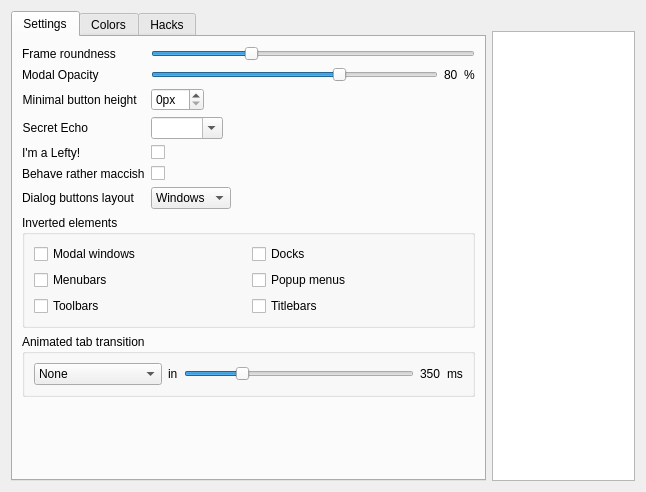
Before: the Qt Designer form config/config.ui in luebking/virtuality, drawn with Qt 5.
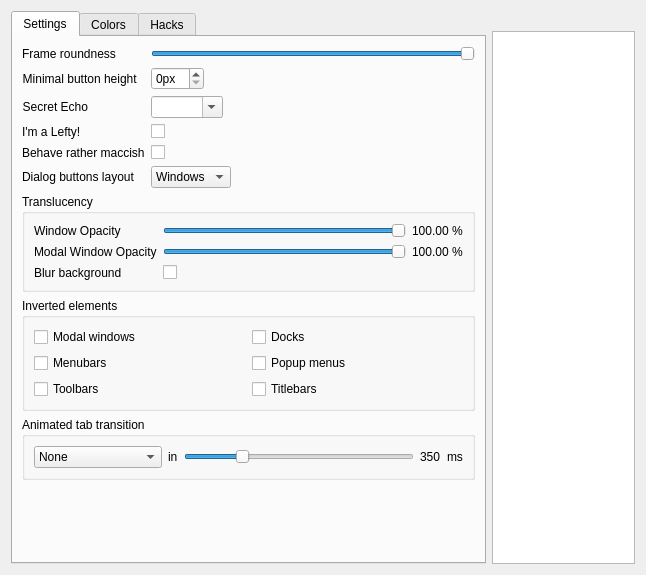
After: the same form once the commit is applied.

Commit message: allow to configure FULL window opacity (NETWM hint) and blurring (on KWin)

```diff
--- a/config/config.ui
+++ b/config/config.ui
@@ -7,7 +7,7 @@
     <x>0</x>
     <y>0</y>
     <width>646</width>
-    <height>492</height>
+    <height>575</height>
    </rect>
   </property>
   <property name="sizePolicy">
@@ -37,7 +37,7 @@
       </attribute>
       <layout class="QVBoxLayout" name="verticalLayout_4">
        <item>
-        <layout class="QFormLayout" name="formLayout">
+        <layout class="QFormLayout" name="formLayout_2">
          <property name="fieldGrowthPolicy">
           <enum>QFormLayout::ExpandingFieldsGrow</enum>
          </property>
@@ -51,16 +51,16 @@
          <item row="0" column="1">
           <widget class="QSlider" name="roundness">
            <property name="maximum">
-            <number>20</number>
+            <number>40</number>
            </property>
            <property name="pageStep">
             <number>4</number>
            </property>
            <property name="value">
-            <number>6</number>
+            <number>40</number>
            </property>
            <property name="sliderPosition">
-            <number>6</number>
+            <number>40</number>
            </property>
            <property name="orientation">
             <enum>Qt::Horizontal</enum>
@@ -68,62 +68,6 @@
           </widget>
          </item>
          <item row="1" column="0">
-          <widget class="QLabel" name="label_34">
-           <property name="text">
-            <string>Modal Opacity</string>
-           </property>
-          </widget>
-         </item>
-         <item row="1" column="1">
-          <layout class="QHBoxLayout" name="_2">
-           <item>
-            <widget class="QSlider" name="modalOpacity">
-             <property name="minimum">
-              <number>40</number>
-             </property>
-             <property name="maximum">
-              <number>100</number>
-             </property>
-             <property name="singleStep">
-              <number>10</number>
-             </property>
-             <property name="value">
-              <number>80</number>
-             </property>
-             <property name="orientation">
-              <enum>Qt::Horizontal</enum>
-             </property>
-            </widget>
-           </item>
-           <item>
-            <widget class="QLabel" name="label_32">
-             <property name="sizePolicy">
-              <sizepolicy hsizetype="Maximum" vsizetype="Preferred">
-               <horstretch>0</horstretch>
-               <verstretch>0</verstretch>
-              </sizepolicy>
-             </property>
-             <property name="text">
-              <string>80</string>
-             </property>
-            </widget>
-           </item>
-           <item>
-            <widget class="QLabel" name="label_33">
-             <property name="sizePolicy">
-              <sizepolicy hsizetype="Maximum" vsizetype="Preferred">
-               <horstretch>0</horstretch>
-               <verstretch>0</verstretch>
-              </sizepolicy>
-             </property>
-             <property name="text">
-              <string>%</string>
-             </property>
-            </widget>
-           </item>
-          </layout>
-         </item>
-         <item row="2" column="0">
           <widget class="QLabel" name="label_41">
            <property name="text">
             <string>Minimal button height </string>
@@ -133,14 +77,14 @@
            </property>
           </widget>
          </item>
-         <item row="2" column="1">
+         <item row="1" column="1">
           <widget class="QSpinBox" name="btnMinHeight">
            <property name="suffix">
             <string>px</string>
            </property>
           </widget>
          </item>
-         <item row="3" column="0">
+         <item row="2" column="0">
           <widget class="QLabel" name="label_17">
            <property name="font">
             <font>
@@ -156,7 +100,7 @@
            </property>
           </widget>
          </item>
-         <item row="3" column="1">
+         <item row="2" column="1">
           <widget class="QComboBox" name="pwEchoChar">
            <property name="sizePolicy">
             <sizepolicy hsizetype="Preferred" vsizetype="Fixed">
@@ -178,14 +122,14 @@
            </property>
           </widget>
          </item>
-         <item row="4" column="0">
+         <item row="3" column="0">
           <widget class="QLabel" name="label_54">
            <property name="text">
             <string>I'm a Lefty!</string>
            </property>
           </widget>
          </item>
-         <item row="4" column="1">
+         <item row="3" column="1">
           <widget class="QCheckBox" name="leftHanded">
            <property name="font">
             <font>
@@ -198,14 +142,14 @@
            </property>
           </widget>
          </item>
-         <item row="5" column="0">
+         <item row="4" column="0">
           <widget class="QLabel" name="label_53">
            <property name="text">
             <string>Behave rather maccish</string>
            </property>
           </widget>
          </item>
-         <item row="5" column="1">
+         <item row="4" column="1">
           <widget class="QCheckBox" name="macStyle">
            <property name="font">
             <font>
@@ -218,14 +162,14 @@
            </property>
           </widget>
          </item>
-         <item row="6" column="0">
+         <item row="5" column="0">
           <widget class="QLabel" name="label_38">
            <property name="text">
             <string>Dialog buttons layout</string>
            </property>
           </widget>
          </item>
-         <item row="6" column="1">
+         <item row="5" column="1">
           <widget class="QComboBox" name="dialogBtnLayout">
            <item>
             <property name="text">
@@ -251,6 +195,106 @@
          </item>
         </layout>
        </item>
+       <item>
+        <widget class="QGroupBox" name="groupBox_2">
+         <property name="title">
+          <string>Translucency</string>
+         </property>
+         <layout class="QFormLayout" name="formLayout">
+          <property name="fieldGrowthPolicy">
+           <enum>QFormLayout::ExpandingFieldsGrow</enum>
+          </property>
+          <item row="0" column="0">
+           <widget class="QLabel" name="label">
+            <property name="text">
+             <string>Window Opacity</string>
+            </property>
+           </widget>
+          </item>
+          <item row="0" column="1">
+           <layout class="QHBoxLayout" name="horizontalLayout_2">
+            <item>
+             <widget class="QSlider" name="windowOpacity">
+              <property name="minimum">
+               <number>100</number>
+              </property>
+              <property name="maximum">
+               <number>255</number>
+              </property>
+              <property name="singleStep">
+               <number>10</number>
+              </property>
+              <property name="value">
+               <number>255</number>
+              </property>
+              <property name="orientation">
+               <enum>Qt::Horizontal</enum>
+              </property>
+             </widget>
+            </item>
+            <item>
+             <widget class="QLabel" name="windowOpacityLabel">
+              <property name="text">
+               <string>100.00 %</string>
+              </property>
+             </widget>
+            </item>
+           </layout>
+          </item>
+          <item row="1" column="0">
+           <widget class="QLabel" name="label_34">
+            <property name="text">
+             <string>Modal Window Opacity</string>
+            </property>
+           </widget>
+          </item>
+          <item row="1" column="1">
+           <layout class="QHBoxLayout" name="_2">
+            <item>
+             <widget class="QSlider" name="modalOpacity">
+              <property name="minimum">
+               <number>100</number>
+              </property>
+              <property name="maximum">
+               <number>255</number>
+              </property>
+              <property name="singleStep">
+               <number>10</number>
+              </property>
+              <property name="value">
+               <number>255</number>
+              </property>
+              <property name="orientation">
+               <enum>Qt::Horizontal</enum>
+              </property>
+             </widget>
+            </item>
+            <item>
+             <widget class="QLabel" name="modalOpacityLabel">
+              <property name="text">
+               <string>100.00 %</string>
+              </property>
+             </widget>
+            </item>
+           </layout>
+          </item>
+          <item row="2" column="0">
+           <widget class="QLabel" name="label_3">
+            <property name="text">
+             <string>Blur background</string>
+            </property>
+           </widget>
+          </item>
+          <item row="2" column="1">
+           <widget class="QCheckBox" name="blurTranslucent">
+            <property name="text">
+             <string/>
+            </property>
+           </widget>
+          </item>
+         </layout>
+        </widget>
+       </item>
        <item>
         <widget class="QGroupBox" name="groupBox">
          <property name="title">
```
Left out of the diff: 26 changed lines with no effect on the pictures. The commit also changes 7 other files.
